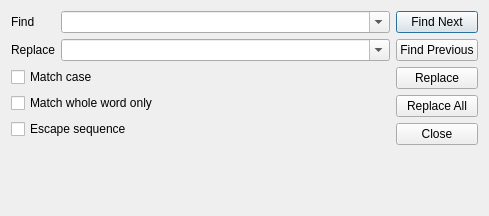
serhmarch/ModbusTools, file src/server/gui/dialogs/server_dialogfindreplace.ui: the form before one commit.
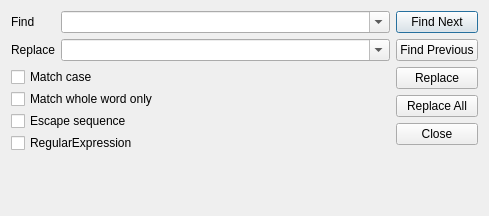
The form after the commit.

Commit message: Add RegExp support for find dialog of scripts

```diff
--- a/src/server/gui/dialogs/server_dialogfindreplace.ui
+++ b/src/server/gui/dialogs/server_dialogfindreplace.ui
@@ -50,6 +50,9 @@
      </item>
      <item>
       <layout class="QVBoxLayout" name="verticalLayout_2">
+       <property name="spacing">
+        <number>2</number>
+       </property>
        <item>
         <widget class="QCheckBox" name="chbMatchCase">
          <property name="text">
@@ -71,6 +74,13 @@
          </property>
         </widget>
        </item>
+       <item>
+        <widget class="QCheckBox" name="chbRegularExpression">
+         <property name="text">
+          <string>RegularExpression</string>
+         </property>
+        </widget>
+       </item>
       </layout>
      </item>
      <item>
```
The commit also changes 3 other files.
